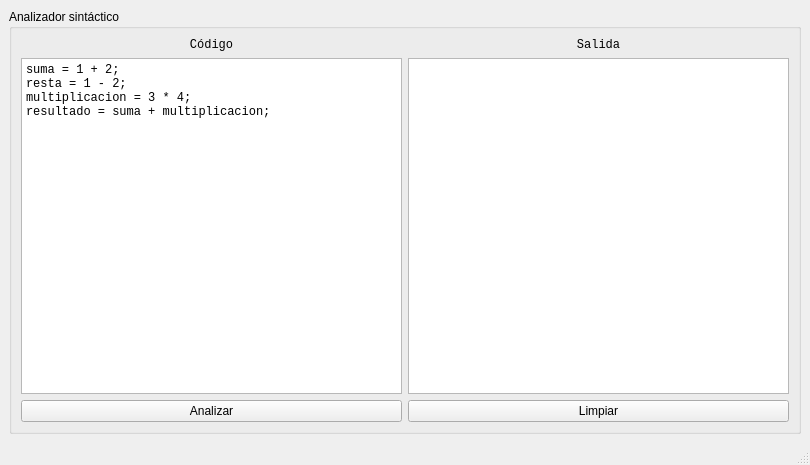
Old version of the form Analizador Semántico/mainwindow.ui in the repository FFahrenheit/Traductores-II.
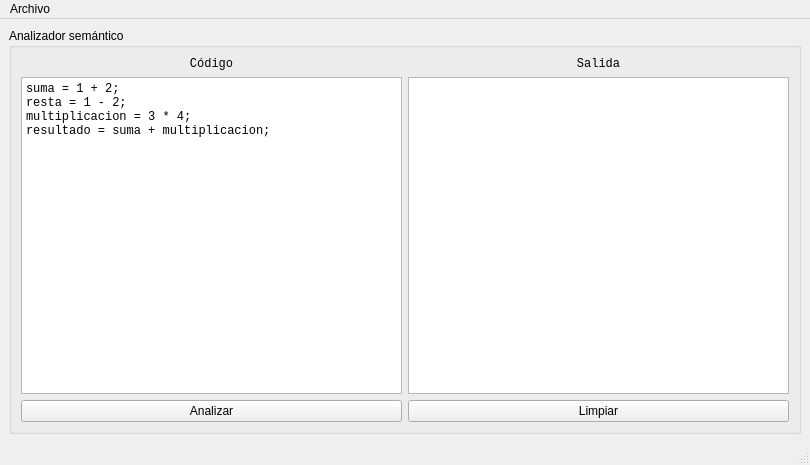
New version of the form.

The edit to the form file:
```diff
--- a/Analizador Semántico/mainwindow.ui
+++ b/Analizador Semántico/mainwindow.ui
@@ -18,7 +18,7 @@
     <item row="0" column="0">
      <widget class="QGroupBox" name="groupBox">
       <property name="title">
-       <string>Analizador sintáctico</string>
+       <string>Analizador semántico</string>
       </property>
       <layout class="QGridLayout" name="gridLayout_2">
        <item row="2" column="1">
@@ -115,6 +115,14 @@
      <height>22</height>
     </rect>
    </property>
+   <widget class="QMenu" name="menuArchivo">
+    <property name="title">
+     <string>Archivo</string>
+    </property>
+    <addaction name="actionAbrir"/>
+    <addaction name="actionGuardar"/>
+   </widget>
+   <addaction name="menuArchivo"/>
   </widget>
   <widget class="QStatusBar" name="statusbar"/>
  </widget>
```
Left out of the diff: 10 changed lines with no effect on the pictures.
